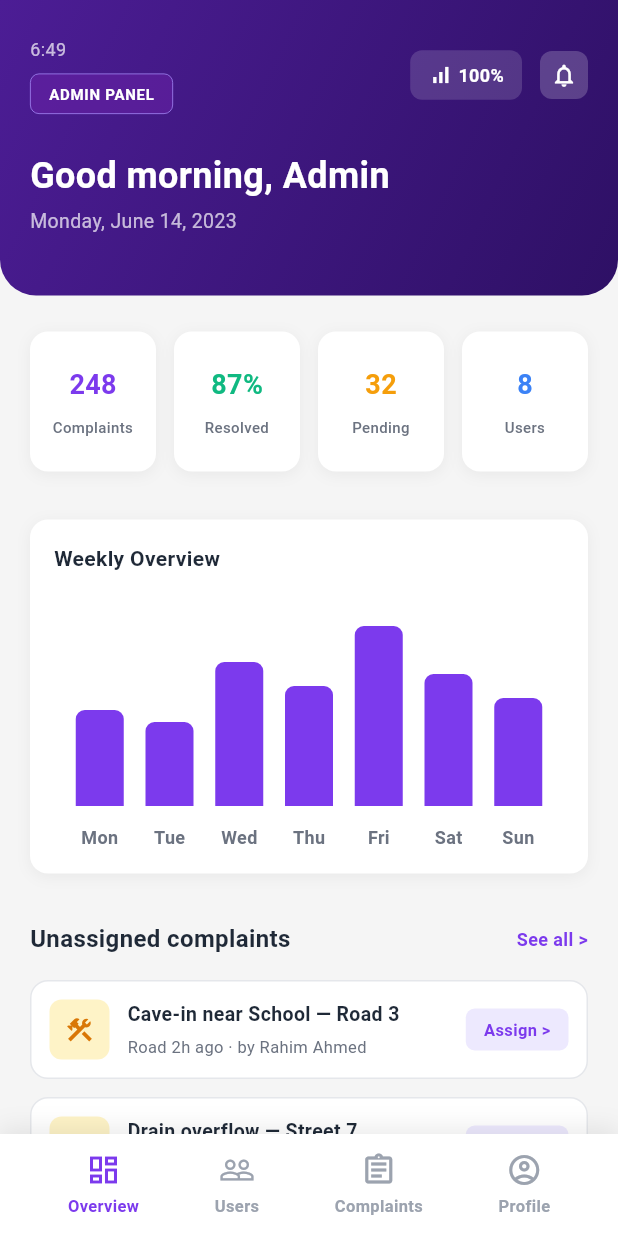
After one commit to shakilAhamed001/AmarCity, a Flutter app: the AdminDashboard screen opened directly, on a phone screen of 412 x 824 dp. The commit adds this screen. Run offline on Flutter 3.47's test engine with Material 3 defaults, Android fonts, the phone set to English and light mode, and no system bars; our stand-ins replace image_picker, supabase_flutter; accounts and stored records are empty.

Commit message:
admin Dashboard design, static overview page design

```diff
--- a/amar_city/lib/screens/account/login_screen.dart
+++ b/amar_city/lib/screens/account/login_screen.dart
@@ -14,6 +14,10 @@ class _LoginScreenState extends State<LoginScreen> {
   late TextEditingController _passwordController;
   bool _obscurePassword = true;
   String _selectedRole = 'Citizen';
+
+  // Admin credentials
+  static const String _adminEmail = 'admin@amarcity.com';
+  static const String _adminPassword = 'Admin@1234';
 
   @override
   void initState() {
@@ -39,11 +43,25 @@ class _LoginScreenState extends State<LoginScreen> {
 
   void _handleSignIn() async {
     if (_emailController.text.isEmpty || _passwordController.text.isEmpty) {
-      ScaffoldMessenger.of(context).showSnackBar(
-        const SnackBar(content: Text('Please fill all fields')),
-      );
+      ScaffoldMessenger.of(
+        context,
+      ).showSnackBar(const SnackBar(content: Text('Please fill all fields')));
       return;
     }
+
+    // Admin local login
+    if (_selectedRole == 'Admin') {
+      if (_emailController.text.trim() == _adminEmail &&
+          _passwordController.text == _adminPassword) {
+        Navigator.of(context).pushReplacementNamed('/admin');
+      } else {
+        ScaffoldMessenger.of(context).showSnackBar(
+          const SnackBar(content: Text('Invalid admin credentials.')),
+        );
+      }
+      return;
+    }
+
     setState(() => _isLoading = true);
     try {
       final response = await AuthService.signIn(
@@ -65,9 +83,9 @@ class _LoginScreenState extends State<LoginScreen> {
         } else if (message.contains('invalid_credentials')) {
           message = 'Invalid email or password.';
         }
-        ScaffoldMessenger.of(context).showSnackBar(
-          SnackBar(content: Text(message)),
-        );
+        ScaffoldMessenger.of(
+          context,
+        ).showSnackBar(SnackBar(content: Text(message)));
       }
     } finally {
       if (mounted) setState(() => _isLoading = false);
@@ -104,10 +122,7 @@ class _LoginScreenState extends State<LoginScreen> {
                       height: 70,
                       decoration: BoxDecoration(
                         borderRadius: BorderRadius.circular(20),
-                        border: Border.all(
-                          color: Colors.white24,
-                          width: 1.5,
-                        ),
+                        border: Border.all(color: Colors.white24, width: 1.5),
                       ),
                       child: Container(
                         margin: const EdgeInsets.all(8),
@@ -319,6 +334,7 @@ class _LoginScreenState extends State<LoginScreen> {
                             const SizedBox(width: 10),
                             _buildRoleButton('Officer', Icons.work),
                             const SizedBox(width: 10),
+                            _buildRoleButton('Admin', Icons.shield),
                           ],
                         ),
                         const SizedBox(height: 25),
@@ -407,8 +423,9 @@ class _LoginScreenState extends State<LoginScreen> {
                                   shape: RoundedRectangleBorder(
                                     borderRadius: BorderRadius.circular(8),
                                   ),
-                                  padding:
-                                      const EdgeInsets.symmetric(vertical: 12),
+                                  padding: const EdgeInsets.symmetric(
+                                    vertical: 12,
+                                  ),
                                 ),
                               ),
                             ),
@@ -433,8 +450,9 @@ class _LoginScreenState extends State<LoginScreen> {
                                   shape: RoundedRectangleBorder(
                                     borderRadius: BorderRadius.circular(8),
                                   ),
-                                  padding:
-                                      const EdgeInsets.symmetric(vertical: 12),
+                                  padding: const EdgeInsets.symmetric(
+                                    vertical: 12,
+                                  ),
                                 ),
                               ),
                             ),
@@ -460,7 +478,9 @@ class _LoginScreenState extends State<LoginScreen> {
                                   ),
                                   recognizer: TapGestureRecognizer()
                                     ..onTap = () {
-                                      Navigator.of(context).pushNamed('/create_account');
+                                      Navigator.of(
+                                        context,
+                                      ).pushNamed('/create_account');
                                     },
                                 ),
                                 const TextSpan(
--- /dev/null
+++ b/amar_city/lib/screens/admin/admin_dashboard.dart
@@ -0,0 +1,115 @@
+import 'package:flutter/material.dart';
+import 'admin_overview.dart';
+import 'admin_users.dart';
+import 'admin_complain.dart';
+import 'admin_profile.dart';
+
+class AdminDashboard extends StatefulWidget {
+  const AdminDashboard({Key? key}) : super(key: key);
+
+  @override
+  State<AdminDashboard> createState() => _AdminDashboardState();
+}
+
+class _AdminDashboardState extends State<AdminDashboard> {
+  int _selectedTab = 0;
+
+  final List<Widget> _tabs = [
+    const AdminOverview(),
+    const AdminUsers(),
+    const AdminComplaints(),
+    const AdminProfile(),
+  ];
+
+  @override
+  Widget build(BuildContext context) {
+    return Scaffold(
+      backgroundColor: const Color(0xFFF5F5F5),
+      body: _tabs[_selectedTab],
+      bottomNavigationBar: _buildBottomNavigation(),
+    );
+  }
+
+  Widget _buildBottomNavigation() {
+    return Container(
+      decoration: BoxDecoration(
+        color: Colors.white,
+        boxShadow: [
+          BoxShadow(
+            color: Colors.black.withOpacity(0.08),
+            blurRadius: 12,
+            offset: const Offset(0, -4),
+          ),
+        ],
+      ),
+      child: SafeArea(
+        child: Padding(
+          padding: const EdgeInsets.symmetric(horizontal: 20, vertical: 12),
+          child: Row(
+            mainAxisAlignment: MainAxisAlignment.spaceAround,
+            children: [
+              _buildNavItem(
+                icon: Icons.dashboard_outlined,
+                label: 'Overview',
+                index: 0,
+              ),
+              _buildNavItem(
+                icon: Icons.people_outline,
+                label: 'Users',
+                index: 1,
+              ),
+              _buildNavItem(
+                icon: Icons.assignment_outlined,
+                label: 'Complaints',
+                index: 2,
+              ),
+              _buildNavItem(
+                icon: Icons.account_circle_outlined,
+                label: 'Profile',
+                index: 3,
+              ),
+            ],
+          ),
+        ),
+      ),
+    );
+  }
+
+  Widget _buildNavItem({
+    required IconData icon,
+    required String label,
+    required int index,
+  }) {
+    bool isSelected = _selectedTab == index;
+    return GestureDetector(
+      onTap: () {
+        setState(() {
+          _selectedTab = index;
+        });
+      },
+      child: Column(
+        mainAxisSize: MainAxisSize.min,
+        children: [
+          Icon(
+            icon,
+            color: isSelected
+                ? const Color(0xFF7C3AED)
+                : const Color(0xFF9CA3AF),
+            size: 24,
+          ),
+          const SizedBox(height: 4),
+          Text(
+            label,
+            style: TextStyle(
+              color: isSelected
+                  ? const Color(0xFF7C3AED)
+                  : const Color(0xFF9CA3AF),
+              fontSize: 11,
+              fontWeight: FontWeight.w600,
+            ),
+          ),
+        ],
+      ),
+    );
+  }
+}
--- /dev/null
+++ b/amar_city/lib/screens/admin/admin_overview.dart
@@ -0,0 +1,494 @@
+import 'package:flutter/material.dart';
+
+class AdminOverview extends StatefulWidget {
+  const AdminOverview({Key? key}) : super(key: key);
+
+  @override
+  State<AdminOverview> createState() => _AdminOverviewState();
+}
+
+class _AdminOverviewState extends State<AdminOverview> {
+  @override
+  Widget build(BuildContext context) {
+    return SingleChildScrollView(
+      child: Column(
+        children: [
+          _buildHeader(),
+          Padding(
+            padding: const EdgeInsets.symmetric(horizontal: 20, vertical: 24),
+            child: Column(
+              crossAxisAlignment: CrossAxisAlignment.start,
+              children: [
+                _buildStatsGrid(),
+                const SizedBox(height: 32),
+                _buildWeeklyChart(),
+                const SizedBox(height: 32),
+                _buildUnassignedComplaints(),
+                const SizedBox(height: 32),
+                _buildUserOverview(),
+                const SizedBox(height: 40),
+              ],
+            ),
+          ),
+        ],
+      ),
+    );
+  }
+
+  Widget _buildHeader() {
+    return Container(
+      decoration: const BoxDecoration(
+        gradient: LinearGradient(
+          colors: [Color(0xFF4C1D95), Color(0xFF2E1065)],
+          begin: Alignment.topLeft,
+          end: Alignment.bottomRight,
+        ),
+        borderRadius: BorderRadius.only(
+          bottomLeft: Radius.circular(24),
+          bottomRight: Radius.circular(24),
+        ),
+      ),
+      padding: const EdgeInsets.symmetric(horizontal: 20, vertical: 16),
+      child: Column(
+        crossAxisAlignment: CrossAxisAlignment.start,
+        children: [
+          const SizedBox(height: 8),
+          Row(
+            mainAxisAlignment: MainAxisAlignment.spaceBetween,
+            children: [
+              Column(
+                crossAxisAlignment: CrossAxisAlignment.start,
+                children: [
+                  const Text(
+                    '6:49',
+                    style: TextStyle(
+                      color: Colors.white70,
+                      fontSize: 12,
+                      fontWeight: FontWeight.w400,
+                    ),
+                  ),
+                  const SizedBox(height: 8),
+                  Container(
+                    padding: const EdgeInsets.symmetric(
+                      horizontal: 12,
+                      vertical: 6,
+                    ),
+                    decoration: BoxDecoration(
+                      color: const Color(0xFF6B21A8).withOpacity(0.5),
+                      borderRadius: BorderRadius.circular(6),
+                      border: Border.all(
+                        color: const Color(0xFFA78BFA),
+                        width: 0.5,
+                      ),
+                    ),
+                    child: const Text(
+                      'ADMIN PANEL',
+                      style: TextStyle(
+                        color: Colors.white,
+                        fontSize: 10,
+                        fontWeight: FontWeight.bold,
+                        letterSpacing: 0.5,
+                      ),
+                    ),
+                  ),
+                ],
+              ),
+              Row(
+                children: [
+                  Container(
+                    padding: const EdgeInsets.symmetric(
+                      horizontal: 12,
+                      vertical: 8,
+                    ),
+                    decoration: BoxDecoration(
+                      color: Colors.white.withOpacity(0.15),
+                      borderRadius: BorderRadius.circular(8),
+                    ),
+                    child: const Row(
+                      children: [
+                        Icon(
+                          Icons.signal_cellular_alt,
+                          color: Colors.white,
+                          size: 16,
+                        ),
+                        SizedBox(width: 4),
+                        Text(
+                          '100%',
+                          style: TextStyle(
+                            color: Colors.white,
+                            fontSize: 12,
+                            fontWeight: FontWeight.w600,
+                          ),
+                        ),
+                      ],
+                    ),
+                  ),
+                  const SizedBox(width: 12),
+                  Container(
+                    width: 32,
+                    height: 32,
+                    decoration: BoxDecoration(
+                      color: Colors.white.withOpacity(0.2),
+                      borderRadius: BorderRadius.circular(8),
+                    ),
+                    child: const Icon(
+                      Icons.notifications_none,
+                      color: Colors.white,
+                      size: 18,
+                    ),
+                  ),
+                ],
+              ),
+            ],
+          ),
+          const SizedBox(height: 24),
+          const Text(
+            'Good morning, Admin',
+            style: TextStyle(
+              color: Colors.white,
+              fontSize: 24,
+              fontWeight: FontWeight.bold,
+            ),
+          ),
+          const SizedBox(height: 4),
+          const Text(
+            'Monday, June 14, 2023',
+            style: TextStyle(
+              color: Colors.white70,
+              fontSize: 13,
+              fontWeight: FontWeight.w400,
+            ),
+          ),
+          const SizedBox(height: 24),
+        ],
+      ),
+    );
+  }
+
+  Widget _buildStatsGrid() {
+    return GridView.count(
+      crossAxisCount: 4,
+      crossAxisSpacing: 12,
+      mainAxisSpacing: 12,
+      shrinkWrap: true,
+      physics: const NeverScrollableScrollPhysics(),
+      childAspectRatio: 0.9,
+      children: [
+        _buildStatCard('248', 'Complaints', const Color(0xFF7C3AED)),
+        _buildStatCard('87%', 'Resolved', const Color(0xFF10B981)),
+        _buildStatCard('32', 'Pending', const Color(0xFFF59E0B)),
+        _buildStatCard('8', 'Users', const Color(0xFF3B82F6)),
+      ],
+    );
+  }
+
+  Widget _buildStatCard(String value, String label, Color color) {
+    return Container(
+      decoration: BoxDecoration(
+        color: Colors.white,
+        borderRadius: BorderRadius.circular(12),
+        boxShadow: [
+          BoxShadow(
+            color: Colors.black.withOpacity(0.05),
+            blurRadius: 8,
+            offset: const Offset(0, 2),
+          ),
+        ],
+      ),
+      padding: const EdgeInsets.all(12),
+      child: Column(
+        mainAxisAlignment: MainAxisAlignment.center,
+        children: [
+          Text(
+            value,
+            style: TextStyle(
+              color: color,
+              fontSize: 18,
+              fontWeight: FontWeight.bold,
+            ),
+          ),
+          const SizedBox(height: 8),
+          Text(
+            label,
+            textAlign: TextAlign.center,
+            style: const TextStyle(
+              color: Color(0xFF6B7280),
+              fontSize: 10,
+              fontWeight: FontWeight.w500,
+            ),
+          ),
+        ],
+      ),
+    );
+  }
+
+  Widget _buildWeeklyChart() {
+    const days = ['Mon', 'Tue', 'Wed', 'Thu', 'Fri', 'Sat', 'Sun'];
+    const values = [40, 35, 60, 50, 75, 55, 45];
+    final maxValue = values.reduce((a, b) => a > b ? a : b);
+
+    return Container(
+      decoration: BoxDecoration(
+        color: Colors.white,
+        borderRadius: BorderRadius.circular(12),
+        boxShadow: [
+          BoxShadow(
+            color: Colors.black.withOpacity(0.05),
+            blurRadius: 8,
+            offset: const Offset(0, 2),
+          ),
+        ],
+      ),
+      padding: const EdgeInsets.all(16),
+      child: Column(
+        crossAxisAlignment: CrossAxisAlignment.start,
+        children: [
+          const Text(
+            'Weekly Overview',
+            style: TextStyle(
+              color: Color(0xFF1F2937),
+              fontSize: 14,
+              fontWeight: FontWeight.bold,
+            ),
+          ),
+          const SizedBox(height: 24),
+          SizedBox(
+            height: 160,
+            child: Row(
+              mainAxisAlignment: MainAxisAlignment.spaceEvenly,
+              crossAxisAlignment: CrossAxisAlignment.end,
+              children: List.generate(
+                days.length,
+                (index) => Column(
+                  mainAxisAlignment: MainAxisAlignment.end,
+                  children: [
+                    Container(
+                      width: 32,
+                      height: (values[index] / maxValue) * 120,
+                      decoration: BoxDecoration(
+                        color: const Color(0xFF7C3AED),
+                        borderRadius: const BorderRadius.only(
+                          topLeft: Radius.circular(6),
+                          topRight: Radius.circular(6),
+                        ),
+                      ),
+                    ),
+                    const SizedBox(height: 12),
+                    Text(
+                      days[index],
+                      style: const TextStyle(
+                        color: Color(0xFF6B7280),
+                        fontSize: 12,
+                        fontWeight: FontWeight.w600,
+                      ),
+                    ),
+                  ],
+                ),
+              ),
+            ),
+          ),
+        ],
+      ),
+    );
+  }
+
+  Widget _buildUnassignedComplaints() {
+    final complaints = [
+      {
+        'icon': Icons.construction,
+        'title': 'Cave-in near School — Road 3',
+        'location': 'Road 2h ago · by Rahim Ahmed',
+        'category': 'Road',
+      },
+      {
+        'icon': Icons.water_drop,
+        'title': 'Drain overflow — Street 7',
+        'location': 'Drainage 3h ago · by Sabikr Hasan',
+        'category': 'Drainage',
+      },
+      {
+        'icon': Icons.route,
+        'title': 'Pothole — Avenue 4',
+        'location': 'Road 3h ago · by Sabiur Hasan',
+        'category': 'Road',
+      },
+    ];
+
+    return Column(
+      crossAxisAlignment: CrossAxisAlignment.start,
+      children: [
+        Row(
+          mainAxisAlignment: MainAxisAlignment.spaceBetween,
+          children: [
+            const Text(
+              'Unassigned complaints',
+              style: TextStyle(
+                color: Color(0xFF1F2937),
+                fontSize: 16,
+                fontWeight: FontWeight.bold,
+              ),
+            ),
+            GestureDetector(
+              onTap: () {},
+              child: const Text(
+                'See all >',
+                style: TextStyle(
+                  color: Color(0xFF7C3AED),
+                  fontSize: 12,
+                  fontWeight: FontWeight.w600,
+                ),
+              ),
+            ),
+          ],
+        ),
+        const SizedBox(height: 16),
+        Column(
+          children: complaints.map((complaint) {
+            return Container(
+              margin: const EdgeInsets.only(bottom: 12),
+              decoration: BoxDecoration(
+                color: Colors.white,
+                borderRadius: BorderRadius.circular(12),
+                border: Border.all(color: const Color(0xFFE5E7EB)),
+              ),
+              padding: const EdgeInsets.all(12),
+              child: Row(
+                children: [
+                  Container(
+                    width: 40,
+                    height: 40,
+                    decoration: BoxDecoration(
+                      color: const Color(0xFFFEF3C7),
+                      borderRadius: BorderRadius.circular(8),
+                    ),
+                    child: Icon(
+                      complaint['icon'] as IconData,
+                      color: const Color(0xFFD97706),
+                      size: 20,
+                    ),
+                  ),
+                  const SizedBox(width: 12),
+                  Expanded(
+                    child: Column(
+                      crossAxisAlignment: CrossAxisAlignment.start,
+                      children: [
+                        Text(
+                          complaint['title'] as String,
+                          style: const TextStyle(
+                            color: Color(0xFF1F2937),
+                            fontSize: 13,
+                            fontWeight: FontWeight.w600,
+                          ),
+                        ),
+                        const SizedBox(height: 4),
+                        Text(
+                          complaint['location'] as String,
+                          style: const TextStyle(
+                            color: Color(0xFF6B7280),
+                            fontSize: 11,
+                            fontWeight: FontWeight.w400,
+                          ),
+                        ),
+                      ],
+                    ),
+                  ),
+                  Container(
+                    padding: const EdgeInsets.symmetric(
+                      horizontal: 12,
+                      vertical: 6,
+                    ),
+                    decoration: BoxDecoration(
+                      color: const Color(0xFFEDE9FE),
+                      borderRadius: BorderRadius.circular(6),
+                    ),
+                    child: const Text(
+                      'Assign >',
+                      style: TextStyle(
+                        color: Color(0xFF7C3AED),
+                        fontSize: 11,
+                        fontWeight: FontWeight.w600,
+                      ),
+                    ),
+                  ),
+                ],
+              ),
+            );
+          }).toList(),
+        ),
+      ],
+    );
+  }
+
+  Widget _buildUserOverview() {
+    return Container(
+      decoration: BoxDecoration(
+        color: Colors.white,
+        borderRadius: BorderRadius.circular(12),
+        border: Border.all(color: const Color(0xFFE5E7EB)),
+      ),
+      padding: const EdgeInsets.all(16),
+      child: Column(
+        crossAxisAlignment: CrossAxisAlignment.start,
+        children: [
+          Row(
+            mainAxisAlignment: MainAxisAlignment.spaceBetween,
+            children: [
+              const Text(
+                'User overview',
+                style: TextStyle(
+                  color: Color(0xFF1F2937),
+                  fontSize: 14,
+                  fontWeight: FontWeight.bold,
+                ),
+              ),
+              GestureDetector(
+                onTap: () {},
+                child: const Text(
+                  'Manage >',
+                  style: TextStyle(
+                    color: Color(0xFF7C3AED),
+                    fontSize: 12,
+                    fontWeight: FontWeight.w600,
+                  ),
+                ),
+              ),
+            ],
+          ),
+          const SizedBox(height: 16),
+          Row(
+            mainAxisAlignment: MainAxisAlignment.spaceAround,
+            children: [
+              _buildUserCount('156', 'Citizens'),
+              _buildUserCount('12', 'Officers'),
+              _buildUserCount('2', 'Admins'),
+            ],
+          ),
+        ],
+      ),
+    );
+  }
+
+  Widget _buildUserCount(String count, String label) {
+    return Column(
+      children: [
+        Text(
+          count,
+          style: const TextStyle(
+            color: Color(0xFF7C3AED),
+            fontSize: 18,
+            fontWeight: FontWeight.bold,
+          ),
+        ),
+        const SizedBox(height: 8),
+        Text(
+          label,
+          style: const TextStyle(
+            color: Color(0xFF6B7280),
+            fontSize: 12,
+            fontWeight: FontWeight.w500,
+          ),
+        ),
+      ],
+    );
+  }
+}
--- a/amar_city/lib/screens/officer/officer_address_screen.dart
+++ b/amar_city/lib/screens/officer/officer_address_screen.dart
@@ -9,6 +9,7 @@ class OfficerAddressScreen extends StatefulWidget {
   State<OfficerAddressScreen> createState() => _OfficerAddressScreenState();
 }
 
+//m
 class _OfficerAddressScreenState extends State<OfficerAddressScreen> {
   Map<String, dynamic> _address = {};
   bool _isLoading = true;
```
Also changed, not shown: amar_city/pubspec.lock. Lines whose indentation alone changed are shown as unchanged.
